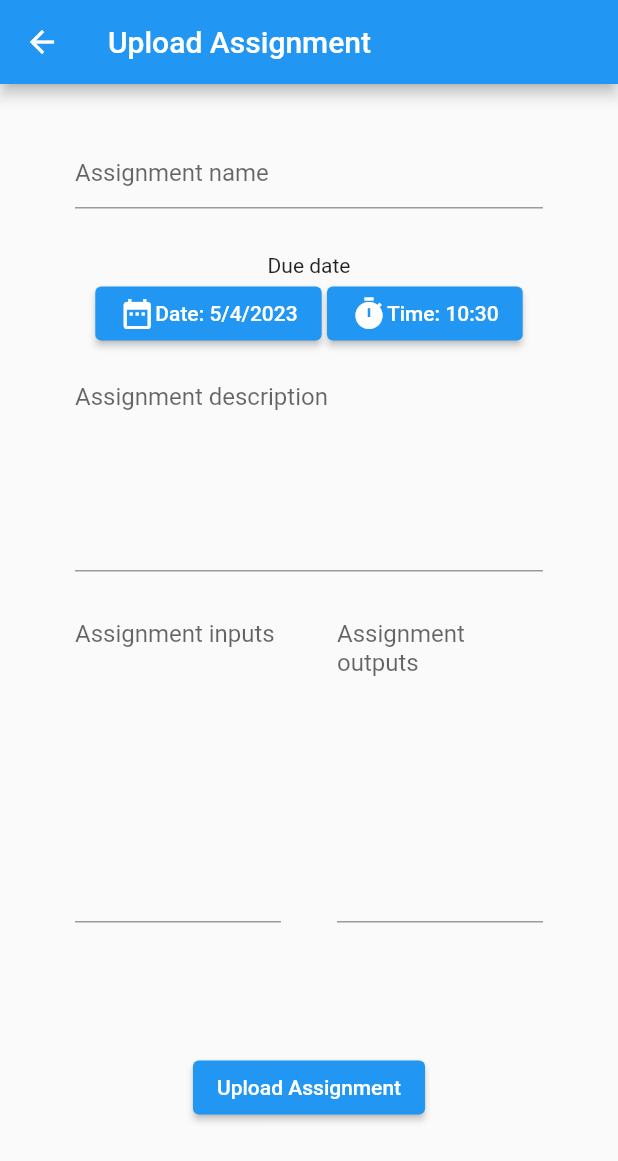
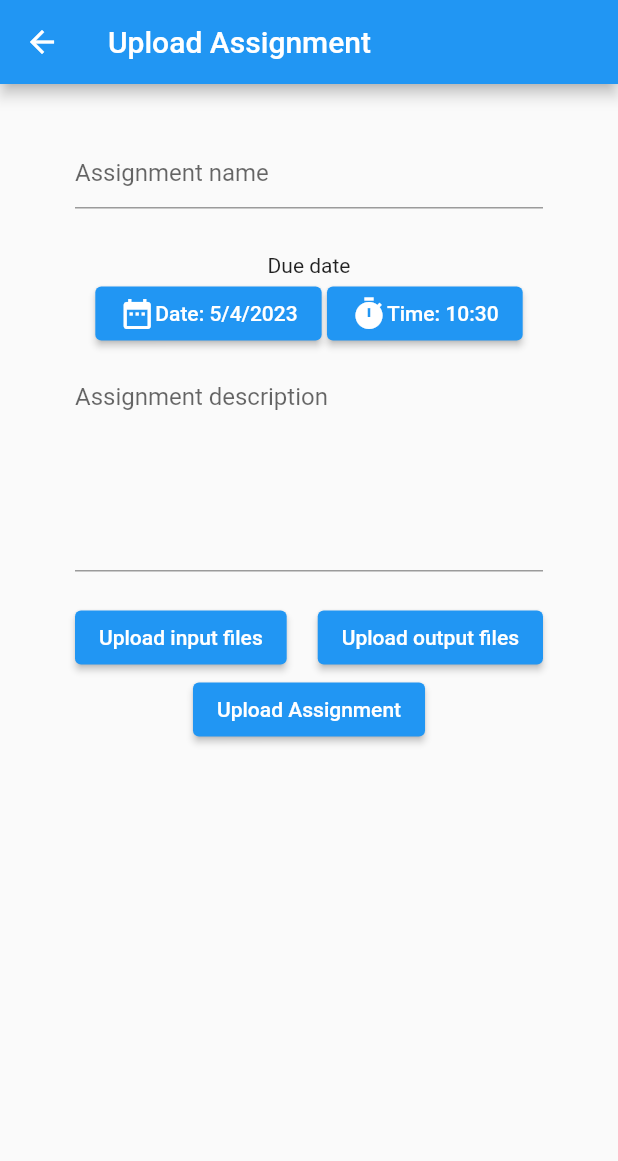
Before and after one commit to tjayhoover/Automatic-Code-Grader, a Flutter app: the UploadAssignment screen opened directly, after a tap on "Upload Assignment", on a phone screen of 412 x 824 dp. Shown: the top 1161 px of the screen. Run offline on Flutter 3.47's test engine with Material 2 defaults, Android fonts, the phone set to English and light mode, and no system bars; our stand-ins replace equatable, file_picker, flutter_bloc, get_it, universal_io.

Commit message:
upload assignment file upload

```diff
--- a/lib/cubits/assignments/assignments_cubit.dart
+++ b/lib/cubits/assignments/assignments_cubit.dart
@@ -1,4 +1,5 @@
 import 'dart:async';
+import 'dart:io';
 import 'package:flutter_bloc/flutter_bloc.dart';
 
 import 'package:project3_ui/entities/assignment.dart';
@@ -15,13 +16,9 @@ class UploadAssignmentCubit extends Cubit<AssignmentState> {
   }
 
   Future<void> uploadAssignment(String name, DateTime dueDate, String desc,
-      List<String> inputs, List<String> outputs) async {
+      List<File> inputs, List<File> outputs) async {
     try {
-      if (name != "" &&
-          desc != "" &&
-          inputs.isNotEmpty &&
-          outputs.isNotEmpty &&
-          inputs.length == outputs.length) {
+      if (name != "" && desc != "" && inputs.isNotEmpty && outputs.isNotEmpty) {
         emit(AssignmentLoadingState());
         Assignment a =
             await repo.postAssignment(name, desc, dueDate, inputs, outputs);
--- a/lib/entities/assignment.dart
+++ b/lib/entities/assignment.dart
@@ -1,10 +1,12 @@
+import 'dart:io';
+
 class Assignment {
   late int id;
   late String name;
   late DateTime dueDate;
   late String desc;
-  late List<String> inputs;
-  late List<String> outputs;
+  late List<File> inputs;
+  late List<File> outputs;
 
   Assignment(this.id, this.name, this.dueDate, this.desc,
       {this.inputs = const [], this.outputs = const []});
--- a/lib/main.dart
+++ b/lib/main.dart
@@ -2,6 +2,7 @@ import 'package:flutter/material.dart';
 import 'package:flutter_bloc/flutter_bloc.dart';
 import 'package:get_it/get_it.dart';
 import 'package:project3_ui/cubits/assignments/assignments_cubit.dart';
+import 'package:project3_ui/cubits/grade_reports/instructor_grade_report_cubit.dart';
 import 'package:project3_ui/cubits/grade_reports/student_grade_report_cubit.dart';
 import 'package:project3_ui/cubits/users/users_cubit.dart';
 import 'package:project3_ui/repositories/assignments/implementation/mock_assignment_repository.dart';
--- a/lib/pages/instructor/upload_assignment/upload_assignment.dart
+++ b/lib/pages/instructor/upload_assignment/upload_assignment.dart
@@ -1,3 +1,6 @@
+import 'package:universal_io/io.dart';
+
+import 'package:file_picker/file_picker.dart';
 import 'package:flutter/cupertino.dart';
 import 'package:flutter/material.dart';
 import 'package:flutter/services.dart';
@@ -21,12 +24,35 @@ class UploadAssignmentState extends State<UploadAssignment> {
   DateTime date = DateTime.now();
   TimeOfDay time = TimeOfDay.now();
 
+  late List<File> inputs;
+  late List<File> outputs;
+
   void initState() {
     super.initState();
   }
 
   void dispose() {
     super.dispose();
+  }
+
+  void chooseInputs() async {
+    inputs = [];
+    FilePickerResult? result = await FilePicker.platform.pickFiles(
+        type: FileType.custom, allowMultiple: true, allowedExtensions: ['txt']);
+    for (var f in result!.files) {
+      var curFile = f.bytes;
+      inputs.add(File.fromRawPath(curFile!));
+    }
+  }
+
+  void chooseOutputs() async {
+    outputs = [];
+    FilePickerResult? result = await FilePicker.platform.pickFiles(
+        type: FileType.custom, allowMultiple: true, allowedExtensions: ['txt']);
+    for (var f in result!.files) {
+      var curFile = f.bytes;
+      outputs.add(File.fromRawPath(curFile!));
+    }
   }
 
   Widget buildTextFields(BuildContext context) {
@@ -53,25 +79,19 @@ class UploadAssignmentState extends State<UploadAssignment> {
           ),
           Row(
             children: [
-              SizedBox(
-                child: TextField(
-                  controller: inputController,
-                  decoration: InputDecoration(hintText: "Assignment inputs"),
-                  maxLines: 10,
-                ),
-                height: 300,
-                width: MediaQuery.of(context).size.width / 3,
+              ElevatedButton(
+                child: Text("Upload input files"),
+                onPressed: () {
+                  chooseInputs();
+                },
               ),
               Spacer(),
-              SizedBox(
-                child: TextField(
-                  controller: outputController,
-                  decoration: InputDecoration(hintText: "Assignment outputs"),
-                  maxLines: 10,
-                ),
-                height: 300,
-                width: MediaQuery.of(context).size.width / 3,
-              )
+              ElevatedButton(
+                child: Text("Upload output files"),
+                onPressed: () {
+                  chooseOutputs();
+                },
+              ),
             ],
           ),
           ElevatedButton(
@@ -83,8 +103,8 @@ class UploadAssignmentState extends State<UploadAssignment> {
                   nameController.text,
                   dueDate,
                   descController.text,
-                  (inputController.text.split('\n')),
-                  (outputController.text).split('\n'));
+                  inputs,
+                  outputs);
             },
           )
         ],
--- a/lib/repositories/assignments/implementation/mock_assignment_repository.dart
+++ b/lib/repositories/assignments/implementation/mock_assignment_repository.dart
@@ -1,3 +1,5 @@
+import 'dart:io';
+
 import 'package:project3_ui/entities/assignment.dart';
 import 'package:project3_ui/repositories/assignments/interface/assignment_repository.dart';
 
@@ -11,8 +13,9 @@ class MockAssignmentRepository implements AssignmentRepository {
     return assignmentList;
   }
 
+  @override
   Future<Assignment> postAssignment(String name, String desc, DateTime dueDate,
-      List<String> inputs, List<String> outputs) async {
+      List<File> inputs, List<File> outputs) async {
     await Future.delayed(Duration(seconds: 1));
     return Assignment(1, name, dueDate, desc, inputs: inputs, outputs: outputs);
   }
--- a/lib/repositories/assignments/interface/assignment_repository.dart
+++ b/lib/repositories/assignments/interface/assignment_repository.dart
@@ -1,3 +1,5 @@
+import 'dart:io';
+
 import 'package:project3_ui/entities/assignment.dart';
 
 abstract class AssignmentRepository {
@@ -5,7 +7,7 @@ abstract class AssignmentRepository {
   List<Assignment> getPendingAssignments(int sutdentID);
 
   Future<Assignment> postAssignment(String name, String desc, DateTime dueDate,
-      List<String> inputs, List<String> outputs);
+      List<File> inputs, List<File> outputs);
 
   // TODO: add the other required methods to this interface
 }
--- a/pubspec.yaml
+++ b/pubspec.yaml
@@ -42,6 +42,7 @@ dependencies:
   flutter_datetime_picker: ^1.5.1
   intl: ^0.18.1
   get_it: ^7.3.0
+  universal_io: ^2.2.0
 
 dev_dependencies:
   flutter_test:
```
Also changed, not shown: pubspec.lock.
